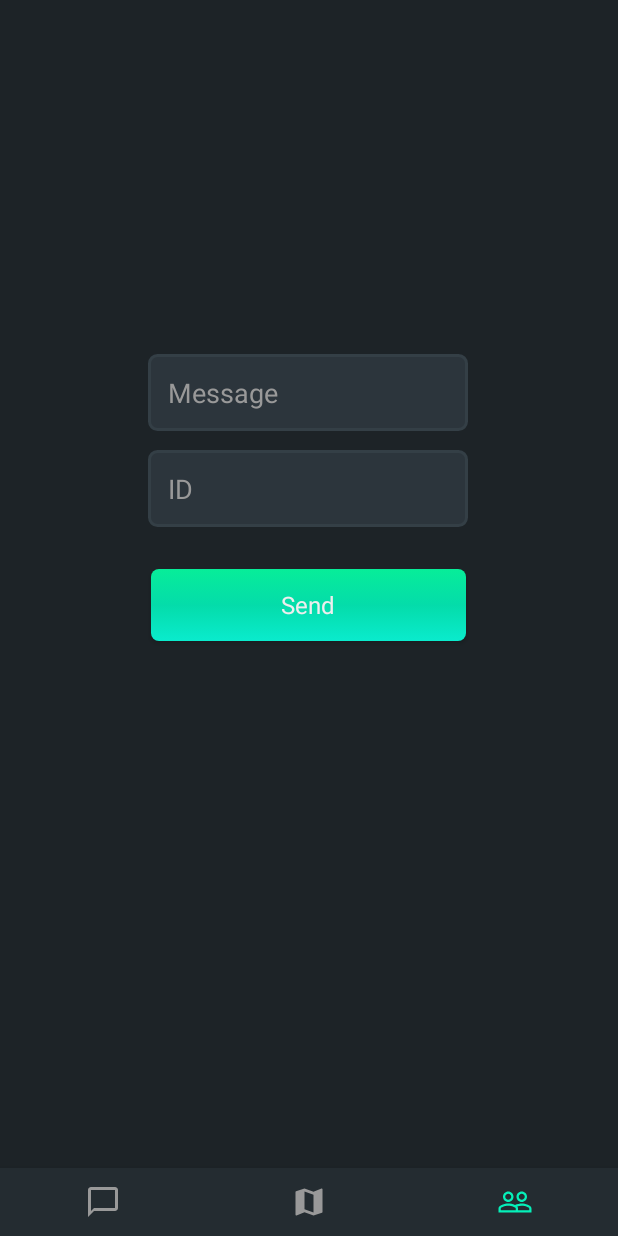
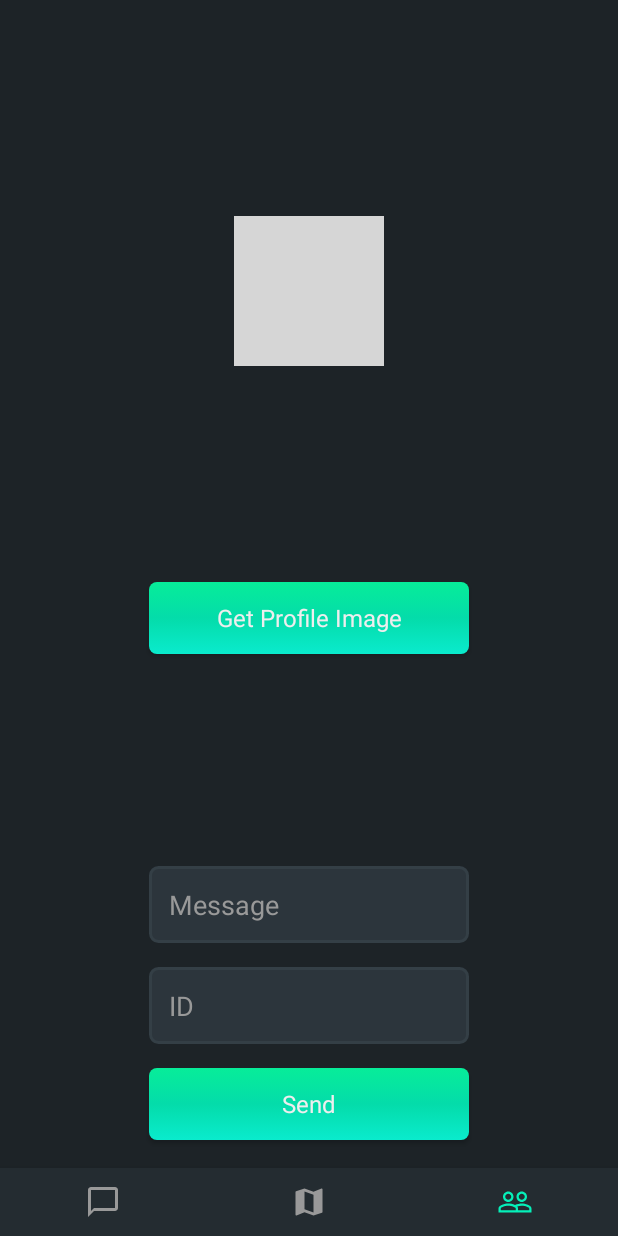
Before and after one commit to 0xWraith/talkster-clientside, an Android app: the HomeActivity screen opened directly, with no data from a screen before it, item 3 of the bottom bar chosen, on a phone screen of 412 x 824 dp. Run offline under Robolectric (Android 15) with nearby library versions, the phone set to English and light mode, and no system bars; libraries missing offline, so code that uses them is left out: org.modelmapper, rx.functions, ua.naiksoftware.stomp; 9 statements that could not run were skipped; grey boxes are pictures that could not be loaded.

Commit message:
media upload download

```diff
--- a/app/src/main/java/com/client/talkster/MainActivity.java
+++ b/app/src/main/java/com/client/talkster/MainActivity.java
@@ -34,7 +34,6 @@ import okhttp3.Response;
 public class MainActivity extends AppCompatActivity implements IMainActivityScreen, IAPIResponseHandler
 {
     private final int SPLASH_DISPLAY_LENGTH = 750;
-    private String FCMToken = "";
     private UserJWT userJWT;
 
     @Override
--- a/app/src/main/java/com/client/talkster/api/APIConfig.java
+++ b/app/src/main/java/com/client/talkster/api/APIConfig.java
@@ -15,4 +15,5 @@ public class APIConfig
     public static final String TALKSTER_SERVER_INTERNET_PROTOCOL = "http://";
     public static final String TALKSTER_SERVER_WEBSOCKET_ENDPOINT = "/websocket/websocket";
     public static final MediaType JSON = MediaType.get("application/json; charset=utf-8");
+    public static final MediaType MULTIPART = MediaType.get("multipart/form-data");
 }
--- a/app/src/main/java/com/client/talkster/api/APIEndpoints.java
+++ b/app/src/main/java/com/client/talkster/api/APIEndpoints.java
@@ -5,6 +5,10 @@ public class APIEndpoints
     //-----------------------------------[Chats]
     public final static String TALKSTER_API_CHAT_GET_CHATS = "/api/v1/chat/user-chats";
     public final static String TALKSTER_API_CHAT_GET_NEW_CHAT = "/api/v1/chat/find-chat";
+    //-----------------------------------[Files]
+    public final static String TALKSTER_API_FILE_UPLOAD = "/api/v1/file/upload";
+    public final static String TALKSTER_API_FILE_GET_PROFILE = "/api/v1/file/get-profile";
+    public final static String TALKSTER_API_FILE_UPDATE_PROFILE = "/api/v1/file/set-profile";
     //-----------------------------------[Authorization]
     public final static String TALKSTER_API_AUTH_ENDPOINT_VERIFY_USER = "/api/v1/auth/verify";
     public final static String TALKSTER_API_AUTH_ENDPOINT_FIND_USER = "/api/v1/auth/find-user";
--- a/app/src/main/java/com/client/talkster/controllers/talkster/PeoplesFragment.java
+++ b/app/src/main/java/com/client/talkster/controllers/talkster/PeoplesFragment.java
@@ -1,31 +1,53 @@
 package com.client.talkster.controllers.talkster;
 
+import android.graphics.Bitmap;
+import android.graphics.BitmapFactory;
 import android.os.Build;
 import android.os.Bundle;
 
+import androidx.annotation.NonNull;
+import androidx.core.graphics.drawable.RoundedBitmapDrawableFactory;
 import androidx.fragment.app.Fragment;
+import androidx.fragment.app.FragmentActivity;
 
+import android.util.Log;
 import android.view.LayoutInflater;
 import android.view.View;
 import android.view.ViewGroup;
 import android.widget.Button;
 import android.widget.EditText;
+import android.widget.ImageView;
 
 import com.client.talkster.R;
+import com.client.talkster.api.APIEndpoints;
+import com.client.talkster.api.APIHandler;
 import com.client.talkster.api.APIStompWebSocket;
+import com.client.talkster.classes.Chat;
 import com.client.talkster.classes.UserJWT;
 import com.client.talkster.dto.MessageDTO;
+import com.client.talkster.interfaces.IAPIResponseHandler;
 import com.client.talkster.interfaces.IFragmentActivity;
 import com.client.talkster.utils.enums.MessageType;
+import com.client.talkster.utils.exceptions.UserUnauthorizedException;
 import com.google.gson.Gson;
+import com.google.gson.JsonSyntaxException;
 
+import java.io.IOException;
+import java.io.InputStream;
 import java.time.OffsetDateTime;
+import java.util.ArrayList;
+import java.util.Arrays;
+import java.util.List;
+
+import okhttp3.Call;
+import okhttp3.Response;
 
 public class PeoplesFragment extends Fragment implements IFragmentActivity
 {
     private UserJWT userJWT;
     private EditText receiverInput;
-    private Button sendMessageButton;
+    private Button sendMessageButton, profileButton;
+    private ImageView profileImageView;
     private EditText sendMessageInput;
     public APIStompWebSocket apiStompWebSocket;
 
@@ -48,6 +70,8 @@ public class PeoplesFragment extends Fragment implements IFragmentActivity
         receiverInput = view.findViewById(R.id.receiverInput);
         sendMessageInput = view.findViewById(R.id.sendMessageInput);
         sendMessageButton = view.findViewById(R.id.sendMessageButton);
+        profileButton = view.findViewById(R.id.profileButton);
+        profileImageView = view.findViewById(R.id.profileImageView);
 
         sendMessageButton.setOnClickListener(view1 -> {
 
@@ -70,5 +94,18 @@ public class PeoplesFragment extends Fragment implements IFragmentActivity
                 apiStompWebSocket.getWebSocketClient().send("/app/private-message", new Gson().toJson(messageDTO)).subscribe();
 
         });
+
+        profileButton.setOnClickListener(view1 -> {
+            getProfilePicture();
+        });
+    }
+
+    private void getProfilePicture(){
+        APIHandler<Object, FragmentActivity> apiHandler = new APIHandler<>(getActivity());
+        apiHandler.apiGET(APIEndpoints.TALKSTER_API_FILE_GET_PROFILE, userJWT.getJWTToken());
+    }
+
+    public void setProfilePicture(Bitmap bitmap){
+        profileImageView.setImageBitmap(bitmap);
     }
 }
--- a/app/src/main/res/layout/fragment_peoples.xml
+++ b/app/src/main/res/layout/fragment_peoples.xml
@@ -1,55 +1,70 @@
 <?xml version="1.0" encoding="utf-8"?>
-<FrameLayout xmlns:android="http://schemas.android.com/apk/res/android"
+<androidx.constraintlayout.widget.ConstraintLayout xmlns:android="http://schemas.android.com/apk/res/android"
+    xmlns:app="http://schemas.android.com/apk/res-auto"
     xmlns:tools="http://schemas.android.com/tools"
+    android:id="@+id/frameLayout"
     android:layout_width="match_parent"
     android:layout_height="match_parent"
-    xmlns:app="http://schemas.android.com/apk/res-auto"
     tools:context=".controllers.talkster.MapFragment">
-
-    <androidx.constraintlayout.widget.ConstraintLayout
-        android:layout_width="match_parent"
-        android:layout_height="match_parent">
 
     <EditText
         android:id="@+id/sendMessageInput"
         style="@style/LoginMailEditText"
         android:layout_width="wrap_content"
         android:layout_height="wrap_content"
-            android:layout_marginTop="236dp"
+        android:layout_marginBottom="16dp"
         android:ems="10"
         android:hint="Message"
         android:inputType="textPersonName"
+        app:layout_constraintBottom_toTopOf="@+id/receiverInput"
         app:layout_constraintEnd_toEndOf="parent"
-            app:layout_constraintHorizontal_bias="0.497"
-            app:layout_constraintStart_toStartOf="parent"
-            app:layout_constraintTop_toTopOf="parent" />
+        app:layout_constraintStart_toStartOf="parent" />
 
     <EditText
         android:id="@+id/receiverInput"
         style="@style/LoginMailEditText"
         android:layout_width="wrap_content"
         android:layout_height="wrap_content"
-            android:layout_marginTop="300dp"
+        android:layout_marginBottom="16dp"
         android:ems="10"
         android:hint="ID"
         android:inputType="textPersonName"
+        app:layout_constraintBottom_toTopOf="@+id/sendMessageButton"
         app:layout_constraintEnd_toEndOf="parent"
-            app:layout_constraintHorizontal_bias="0.497"
-            app:layout_constraintStart_toStartOf="parent"
-            app:layout_constraintTop_toTopOf="parent" />
+        app:layout_constraintStart_toStartOf="parent" />
 
     <Button
         android:id="@+id/sendMessageButton"
         style="@style/wfButton"
-            android:layout_width="210dp"
+        android:layout_width="0dp"
         android:layout_height="wrap_content"
-            android:layout_marginTop="28dp"
+        android:layout_marginBottom="64dp"
         android:text="Send"
+        app:layout_constraintBottom_toBottomOf="parent"
+        app:layout_constraintEnd_toEndOf="@+id/receiverInput"
+        app:layout_constraintStart_toStartOf="@+id/receiverInput" />
+
+    <Button
+        android:id="@+id/profileButton"
+        style="@style/wfButton"
+        android:layout_width="0dp"
+        android:layout_height="wrap_content"
+        android:text="Get Profile Image"
+        app:layout_constraintBottom_toBottomOf="parent"
+        app:layout_constraintEnd_toEndOf="@+id/sendMessageInput"
+        app:layout_constraintStart_toStartOf="@+id/sendMessageInput"
+        app:layout_constraintTop_toTopOf="parent" />
+
+    <com.google.android.material.imageview.ShapeableImageView
+        android:id="@+id/profileImageView"
+        android:layout_width="100dp"
+        android:layout_height="100dp"
+        android:src="@drawable/account_circle_64"
+        app:layout_constraintBottom_toTopOf="@+id/profileButton"
         app:layout_constraintEnd_toEndOf="parent"
-            app:layout_constraintHorizontal_bias="0.497"
         app:layout_constraintStart_toStartOf="parent"
-            app:layout_constraintTop_toBottomOf="@+id/receiverInput" />
+        app:layout_constraintTop_toTopOf="parent"
+        app:shapeAppearanceOverlay="@style/circleImage"
+        app:strokeColor="@null" />
 
 </androidx.constraintlayout.widget.ConstraintLayout>
-
-</FrameLayout>
```
Also changed, not shown: app/src/main/java/com/client/talkster/HomeActivity.java (+16 -2 lines), app/src/main/java/com/client/talkster/PrivateChatActivity.java (+56 -11 lines), app/src/main/java/com/client/talkster/api/APIHandler.java (+83 -0 lines), app/src/main/java/com/client/talkster/classes/FileContent.java (added, +16 -0 lines), app/src/main/java/com/client/talkster/utils/FileUtils.java (added, +42 -0 lines). Lines whose indentation alone changed are shown as unchanged.
